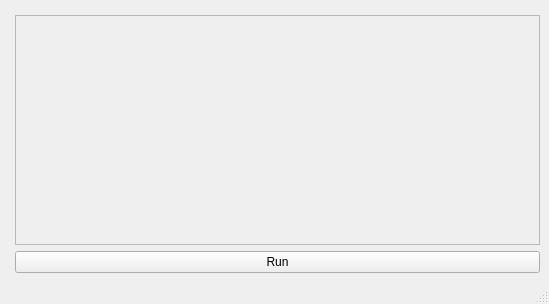
Qt form include/mainwindow.ui (Rephobia/Hillock) before a commit.
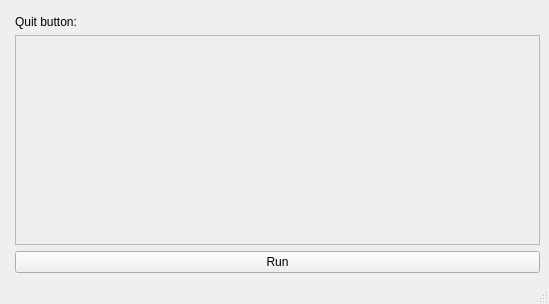
The same form after that commit.

Commit message: Add hotkey to quit

Patch:
```diff
--- a/include/mainwindow.ui
+++ b/include/mainwindow.ui
@@ -38,7 +38,7 @@
          <x>0</x>
          <y>0</y>
          <width>521</width>
-         <height>200</height>
+         <height>185</height>
         </rect>
        </property>
       </widget>
@@ -51,6 +51,17 @@
       </property>
      </widget>
     </item>
+    <item row="1" column="1">
+     <layout class="QHBoxLayout" name="key_layout">
+      <item>
+       <widget class="QLabel" name="label_2">
+        <property name="text">
+         <string>Quit button: </string>
+        </property>
+       </widget>
+      </item>
+     </layout>
+    </item>
    </layout>
   </widget>
   <widget class="QMenuBar" name="menubar">
```
The commit also changes 5 other files.
